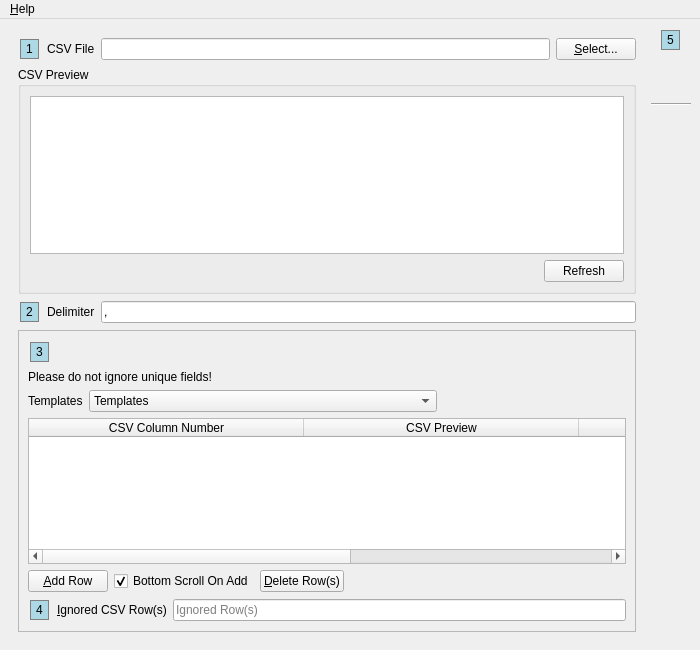
textbrowser/biblioteq, file UI/biblioteq_import.ui: the form before one commit.
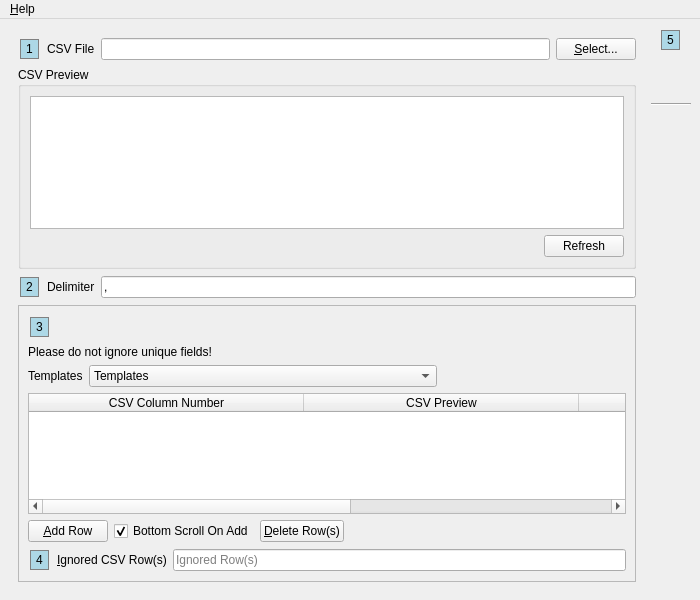
The form after the commit. Icons and pictures are not drawn.

Patch:
```diff
--- a/UI/biblioteq_import.ui
+++ b/UI/biblioteq_import.ui
@@ -7,7 +7,7 @@
     <x>0</x>
     <y>0</y>
     <width>700</width>
-    <height>650</height>
+    <height>600</height>
    </rect>
   </property>
   <property name="windowTitle">
@@ -176,7 +176,7 @@
             <x>0</x>
             <y>0</y>
             <width>620</width>
-            <height>306</height>
+            <height>281</height>
            </rect>
           </property>
           <layout class="QVBoxLayout" name="verticalLayout_2">
```
